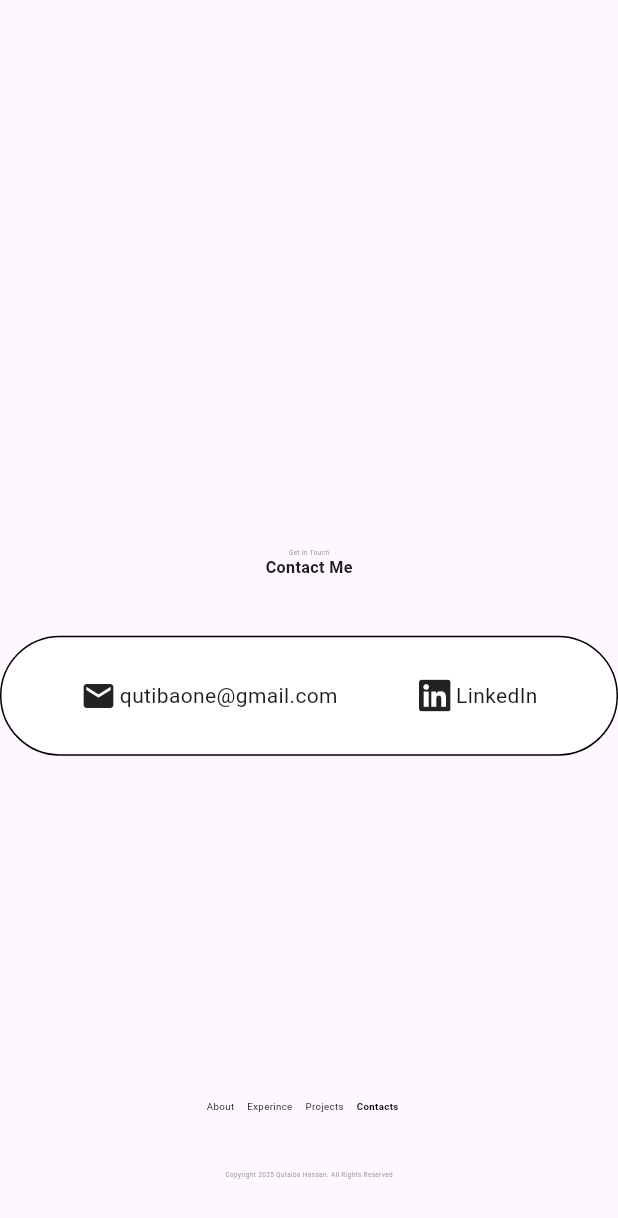
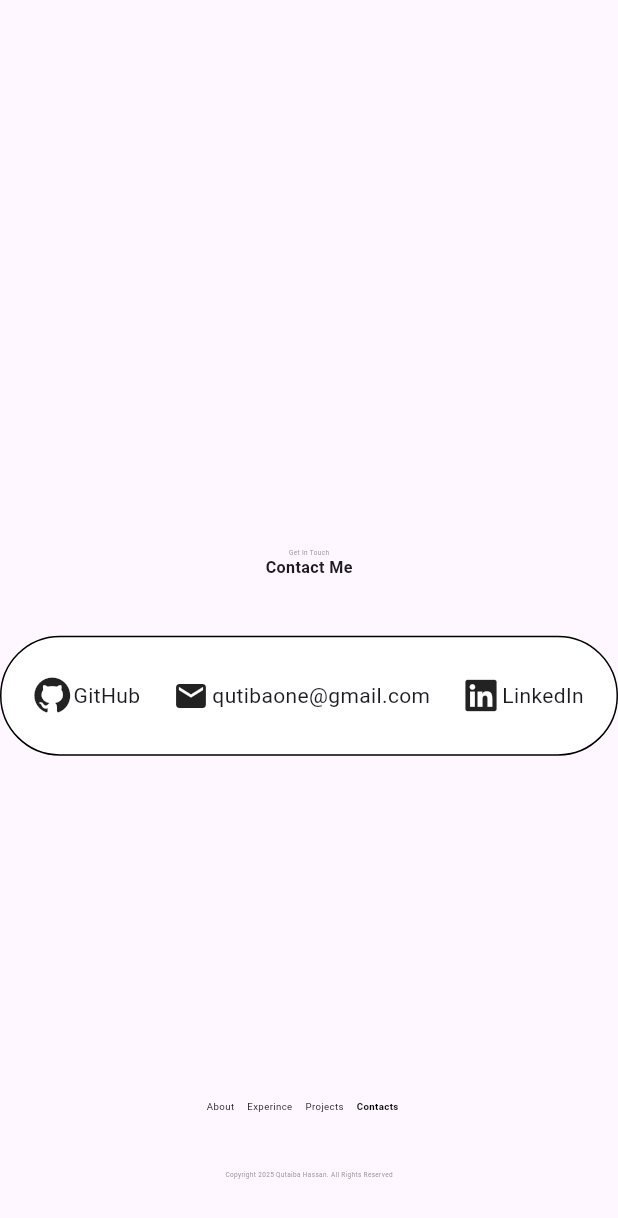
Before and after one commit to qutaiba-kot/Qutaiab-protofolio, a Flutter app: the screen it shows after launch, scrolled down 3296 dp, on a phone screen of 412 x 824 dp. Shown: the top 1218 px of the screen. Run offline on Flutter 3.47's test engine with Material 3 defaults, Android fonts, the phone set to English and light mode, and no system bars; our stand-ins replace bloc, flutter_bloc, flutter_screenutil, font_awesome_flutter; missing offline and left inert: dart:html.

Commit message:
enabling contact page features wich is the redirect by links to my contacts info

```diff
--- /dev/null
+++ b/lib/features/Contact me/logic/cubit/conatct_state.dart
@@ -0,0 +1,6 @@
+part of 'conatct_cubit.dart';
+
+@immutable
+sealed class ConatctState {}
+
+final class ConatctInitial extends ConatctState {}
--- a/lib/features/Contact me/presentation/contact_me_page.dart
+++ b/lib/features/Contact me/presentation/contact_me_page.dart
@@ -1,14 +1,18 @@
 import 'package:flutter/material.dart';
+import 'package:flutter_bloc/flutter_bloc.dart';
 import 'package:flutter_screenutil/flutter_screenutil.dart';
 import 'package:font_awesome_flutter/font_awesome_flutter.dart';
 import 'package:protofolio/Core/Widgets/row_selection_page.dart';
+import 'package:protofolio/features/Contact%20me/logic/cubit/conatct_cubit.dart';
 
 class ContactMePage extends StatelessWidget {
   const ContactMePage({super.key});
 
   @override
   Widget build(BuildContext context) {
-    return Scaffold(
+    return BlocProvider(
+      create: (context) => ConatctCubit(),
+      child: Scaffold(
         body: Center(
           child: Column(
             mainAxisAlignment: MainAxisAlignment.end,
@@ -22,7 +26,9 @@ class ContactMePage extends StatelessWidget {
                 style: TextStyle(fontSize: 50.sp, fontWeight: FontWeight.bold),
               ),
               SizedBox(height: 50.h),
-            Container(
+              BlocBuilder<ConatctCubit, ConatctState>(
+                builder: (context, state) {
+                  return Container(
                     decoration: BoxDecoration(
                       color: Colors.white,
                       border: Border.all(color: Colors.black, width: 1),
@@ -33,29 +39,57 @@ class ContactMePage extends StatelessWidget {
                     child: Row(
                       mainAxisAlignment: MainAxisAlignment.spaceEvenly,
                       children: [
-                  Row(
+                        InkWell(
+                          onTap: () {
+                            context.read<ConatctCubit>().launchURL(
+                              "https://github.com/qutaiba-kot",
+                            );
+                          },
+                          child: Row(
+                            children: [
+                              Icon(FontAwesomeIcons.github),
+                              SizedBox(width: 10.w),
+                              Text("GitHub"),
+                            ],
+                          ),
+                        ),
+                        InkWell(
+                          onTap: () {
+                            context.read<ConatctCubit>().launchURL(
+                              "https://mail.google.com/mail/u/0/#inbox?compose=CllgCJvnqtWwvFJtsgBcwMstxpDNWxRcQLXMxtpgvHljStVFbzqgKrfvjRdjsHFgBHxhvFKDKbq",
+                            );
+                          },
+                          child: Row(
                             children: [
                               Icon(Icons.email),
                               SizedBox(width: 10.w),
                               Text("qutibaone@gmail.com"),
                             ],
                           ),
+                        ),
                         Row(
                           children: [
                             Icon(FontAwesomeIcons.linkedin),
                             SizedBox(width: 10.w),
-                      Text("LinkedIn"),
+                            InkWell(
+                              onTap: () {
+                                context.read<ConatctCubit>().launchURL(
+                                  "https://www.linkedin.com/in/qutaiba-albarahmeh-706686263/",
+                                );
+                              },
+                              child: Text("LinkedIn"),
+                            ),
                           ],
                         ),
                       ],
                     ),
+                  );
+                },
               ),
               SizedBox(height: 300.h),
               Row(
                 mainAxisAlignment: MainAxisAlignment.center,
-              children: [
-                RowSelectionPage()
-              ],
+                children: [RowSelectionPage()],
               ),
               SizedBox(height: 50.h),
               Text(
@@ -66,6 +100,7 @@ class ContactMePage extends StatelessWidget {
             ],
           ),
         ),
+      ),
     );
   }
 }
--- a/lib/features/home/presentation/home_page.dart
+++ b/lib/features/home/presentation/home_page.dart
@@ -54,7 +54,7 @@ class HomePage extends StatelessWidget {
                         BlocBuilder<HomeCubit, HomeState>(
                           builder: (context, state) {
                             return ElevatedButton(
-                              onPressed: () {
+                              onPressed: ()async {
                                  context.read<HomeCubit>().downloadCv();
                               },
                               style: ElevatedButton.styleFrom(
--- a/pubspec.yaml
+++ b/pubspec.yaml
@@ -40,6 +40,7 @@ dependencies:
   html: ^0.15.6
   path_provider: ^2.0.14
   dio: ^5.9.0
+  url_launcher: ^6.3.2
 
 
 dev_dependencies:
```
Also changed, not shown: lib/features/Contact me/logic/cubit/conatct_cubit.dart (added, +18 -0 lines), pubspec.lock, 5 other files. Lines whose indentation alone changed are shown as unchanged.
